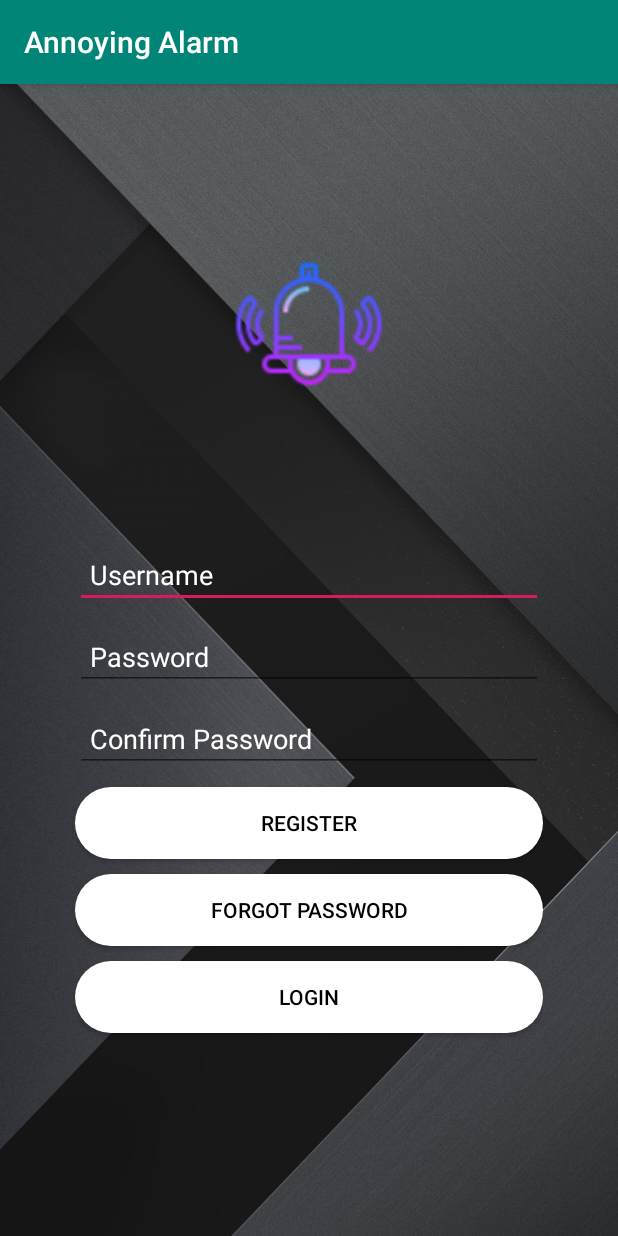
After one commit to 1753033/AnnoyingAlarm, an Android app: the RegisterActivity screen opened directly, with no data from a screen before it, on a phone screen of 412 x 824 dp. The commit adds this screen. Run offline under Robolectric (Android 15) with nearby library versions, the phone set to English and light mode, and no system bars; network calls fail.

Commit message:
Update register UI

```diff
--- a/app/src/main/AndroidManifest.xml
+++ b/app/src/main/AndroidManifest.xml
@@ -16,7 +16,8 @@
         android:roundIcon="@mipmap/ic_launcher_round"
         android:supportsRtl="true"
         android:theme="@style/AppTheme">
-        <activity android:name=".RelaxActivity"></activity>
+        <activity android:name=".account.RegisterActivity"></activity>
+        <activity android:name=".RelaxActivity" />
         <activity android:name=".AlarmScreenShakeActivity" />
         <activity android:name=".AlarmScreenMathActivity" />
         <activity android:name=".AlarmScreenActivity" />
@@ -26,8 +27,8 @@
         <activity android:name=".ChallengeActivity" />
         <activity android:name=".SleepDetailActivity" />
         <activity android:name=".SleepHistoryActivity" />
-        <activity android:name=".AccountInfoActivity" />
-        <activity android:name=".LoginActivity" />
+        <activity android:name=".account.AccountInfoActivity" />
+        <activity android:name=".account.LoginActivity" />
         <activity android:name=".MoreActivity" />
         <activity android:name=".NewsDetailActivity" />
         <activity android:name=".NewsActivity" />
--- a/app/src/main/java/com/example/annoyingalarm/AccountInfoActivity.java
+++ b/app/src/main/java/com/example/annoyingalarm/account/AccountInfoActivity.java
@@ -1,4 +1,4 @@
-package com.example.annoyingalarm;
+package com.example.annoyingalarm.account;
 
 import androidx.annotation.NonNull;
 import androidx.appcompat.app.AppCompatActivity;
@@ -11,6 +11,8 @@ import android.widget.Button;
 import android.widget.ImageView;
 import android.widget.TextView;
 
+import com.example.annoyingalarm.MainActivity;
+import com.example.annoyingalarm.R;
 import com.google.android.gms.auth.api.signin.GoogleSignIn;
 import com.google.android.gms.auth.api.signin.GoogleSignInAccount;
 import com.google.android.gms.auth.api.signin.GoogleSignInClient;
--- a/app/src/main/java/com/example/annoyingalarm/LoginActivity.java
+++ b/app/src/main/java/com/example/annoyingalarm/account/LoginActivity.java
@@ -1,4 +1,4 @@
-package com.example.annoyingalarm;
+package com.example.annoyingalarm.account;
 
 import androidx.annotation.NonNull;
 import androidx.annotation.Nullable;
@@ -14,6 +14,7 @@ import android.widget.Button;
 import android.widget.ProgressBar;
 import android.widget.Toast;
 
+import com.example.annoyingalarm.R;
 import com.google.android.gms.auth.api.signin.GoogleSignIn;
 import com.google.android.gms.auth.api.signin.GoogleSignInAccount;
 import com.google.android.gms.auth.api.signin.GoogleSignInClient;
--- /dev/null
+++ b/app/src/main/java/com/example/annoyingalarm/account/RegisterActivity.java
@@ -0,0 +1,18 @@
+package com.example.annoyingalarm.account;
+
+import androidx.appcompat.app.AppCompatActivity;
+
+import android.os.Bundle;
+
+import com.example.annoyingalarm.R;
+
+public class RegisterActivity extends AppCompatActivity {
+
+    @Override
+    protected void onCreate(Bundle savedInstanceState) {
+        super.onCreate(savedInstanceState);
+        setContentView(R.layout.activity_register);
+    }
+
+
+}
--- a/app/src/main/res/layout/activity_account_info.xml
+++ b/app/src/main/res/layout/activity_account_info.xml
@@ -5,7 +5,7 @@
     android:layout_width="match_parent"
     android:layout_height="match_parent"
     android:orientation="vertical"
-    tools:context=".AccountInfoActivity">
+    tools:context=".account.AccountInfoActivity">
     <LinearLayout
         android:layout_width="match_parent"
         android:layout_height="300dp"
--- a/app/src/main/res/layout/activity_login.xml
+++ b/app/src/main/res/layout/activity_login.xml
@@ -5,7 +5,8 @@
     android:layout_width="match_parent"
     android:layout_height="match_parent"
     android:background="@drawable/background_dark"
-    tools:context=".LoginActivity">
+    tools:context=".account.LoginActivity"
+    android:padding="10dp">
     <ImageView
         android:id="@+id/image"
         android:layout_width="100dp"
--- /dev/null
+++ b/app/src/main/res/layout/activity_register.xml
@@ -0,0 +1,100 @@
+<?xml version="1.0" encoding="utf-8"?>
+<LinearLayout xmlns:android="http://schemas.android.com/apk/res/android"
+    xmlns:app="http://schemas.android.com/apk/res-auto"
+    xmlns:tools="http://schemas.android.com/tools"
+    android:layout_width="match_parent"
+    android:layout_height="match_parent"
+    android:orientation="vertical"
+    android:background="@drawable/background_dark"
+    tools:context=".account.RegisterActivity"
+    android:padding="50dp">
+    <ImageView
+        android:layout_marginTop="60dp"
+        android:layout_width="100dp"
+        android:layout_height="100dp"
+        android:layout_gravity="center"
+        android:src="@drawable/ic_app_logo"
+        />
+
+    <LinearLayout
+        android:layout_width="match_parent"
+        android:layout_height="match_parent"
+        android:gravity="center"
+        android:orientation="vertical">
+
+        <EditText
+            android:id="@+id/txtUsername"
+            android:layout_width="match_parent"
+            android:layout_height="wrap_content"
+            android:layout_marginTop="10dp"
+            android:hint="@string/user_name"
+            android:inputType="textEmailAddress"
+            android:padding="10dp"
+            android:shadowColor="@android:color/white"
+            android:textColor="@android:color/white"
+            android:textColorHighlight="@android:color/white"
+            android:textColorHint="@android:color/white"
+            android:textColorLink="@android:color/white"
+            />
+        <EditText
+            android:id="@+id/txtPassword"
+            android:layout_width="match_parent"
+            android:layout_height="wrap_content"
+            android:layout_marginTop="10dp"
+            android:hint="@string/password"
+            android:inputType="textPassword"
+            android:padding="10dp"
+            android:shadowColor="@android:color/white"
+            android:textColor="@android:color/white"
+            android:textColorHighlight="@android:color/white"
+            android:textColorHint="@android:color/white"
+            android:textColorLink="@android:color/white"
+            />
+        <EditText
+            android:id="@+id/txtConfirmPw"
+            android:layout_width="match_parent"
+            android:layout_height="wrap_content"
+            android:layout_marginTop="10dp"
+            android:hint="@string/confirm_password"
+            android:inputType="textPassword"
+            android:padding="10dp"
+            android:shadowColor="@android:color/white"
+            android:textColor="@android:color/white"
+            android:textColorHighlight="@android:color/white"
+            android:textColorHint="@android:color/white"
+            android:textColorLink="@android:color/white"
+            />
+        <Button
+            android:id="@+id/btnRegister"
+            android:layout_width="match_parent"
+            android:layout_height="wrap_content"
+            android:layout_marginTop="10dp"
+            android:backgroundTint="@android:color/white"
+            android:textColor="@android:color/black"
+            android:text="@string/register"
+            android:background="@drawable/round_bg"
+            />
+
+        <Button
+            android:id="@+id/btnForgotPw"
+            android:layout_width="match_parent"
+            android:layout_height="wrap_content"
+            android:layout_marginTop="10dp"
+            android:backgroundTint="@android:color/white"
+            android:textColor="@android:color/black"
+            android:text="Forgot Password"
+            android:background="@drawable/round_bg"
+            />
+
+        <Button
+            android:id="@+id/btnLogin"
+            android:layout_width="match_parent"
+            android:layout_height="wrap_content"
+            android:layout_marginTop="10dp"
+            android:backgroundTint="@android:color/white"
+            android:textColor="@android:color/black"
+            android:text="@string/login"
+            android:background="@drawable/round_bg"
+            />
+    </LinearLayout>>
+</LinearLayout>
--- a/app/src/main/res/values/colors.xml
+++ b/app/src/main/res/values/colors.xml
@@ -7,4 +7,5 @@
     <color name="Background_Dark">#000000</color>
     <color name="Letters_Light">#000000</color>
     <color name="Letters_Dark">#FFFFFF</color>
+    <color name="colorButton_Bg">#FFFFFF</color>
 </resources>
--- a/app/src/main/res/values/strings.xml
+++ b/app/src/main/res/values/strings.xml
@@ -36,4 +36,9 @@
     <string name="go_to_details">Go to details</string>
     <string name="details">Details</string>
     <string name="challenges">Challenges</string>
+    <string name="user_name">Username</string>
+    <string name="password">Password</string>
+    <string name="confirm_password">Confirm Password</string>
+    <string name="register">Register</string>
+    <string name="login">Login</string>
 </resources>
```
Also changed, not shown: app/src/main/java/com/example/annoyingalarm/MoreActivity.java (+2 -5 lines), app/src/main/res/drawable/background_dark.jpg (renamed from app/src/main/res/drawable/background-dark.jpg).
